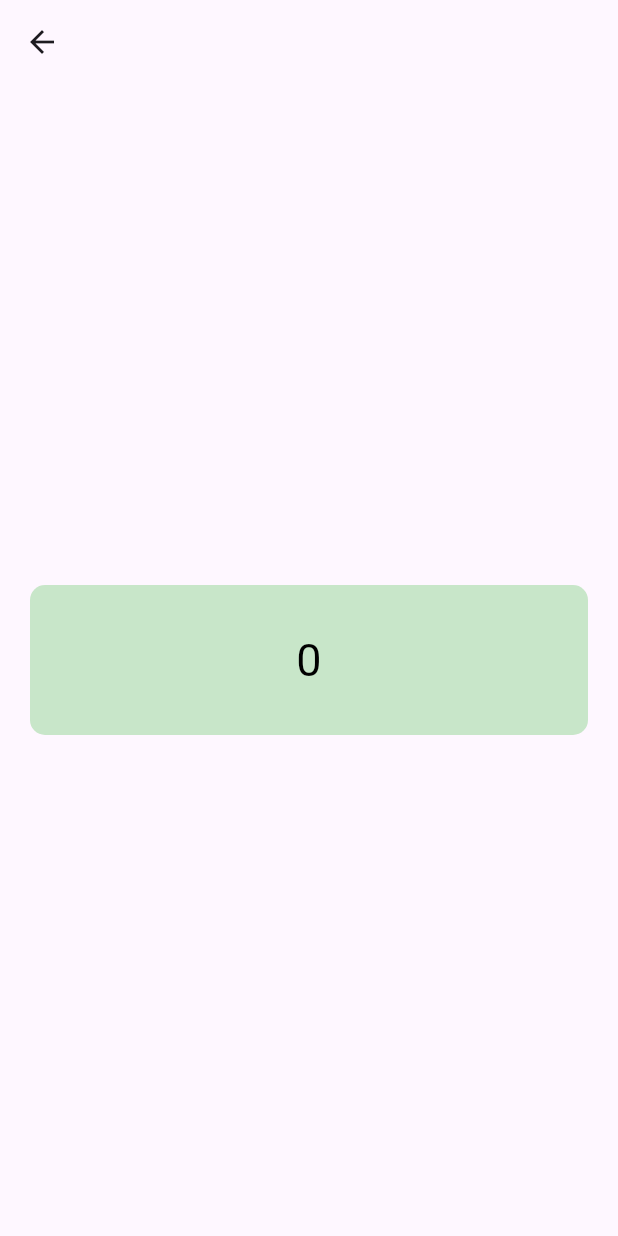
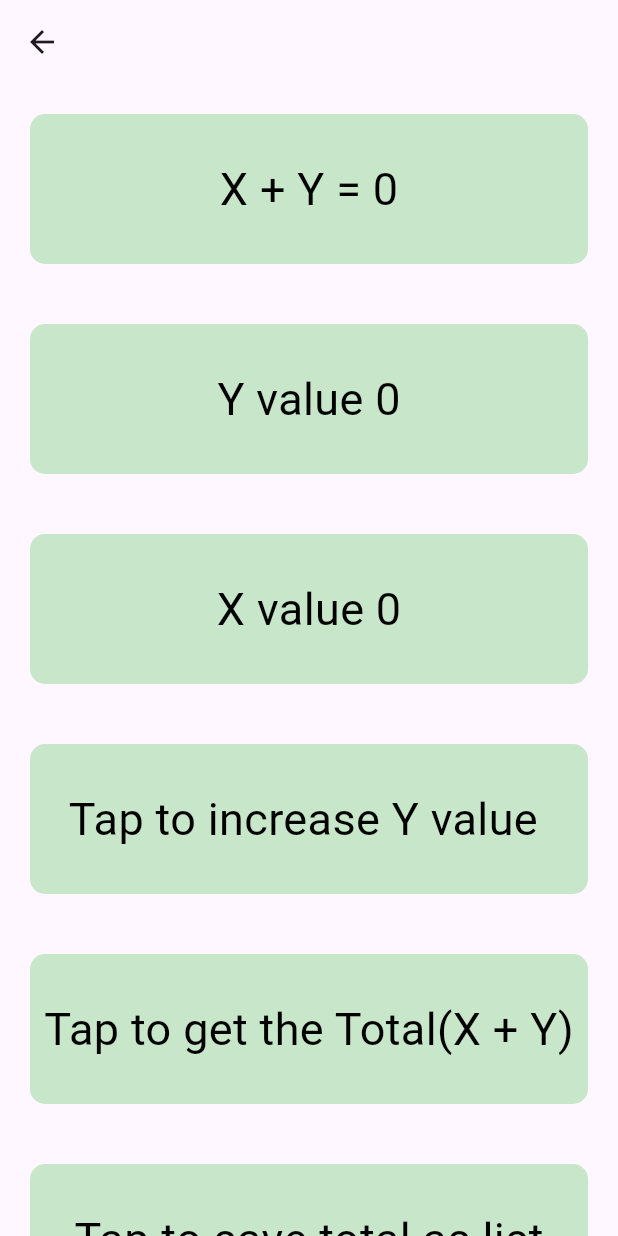
Before and after one commit to Ardra-14/project7, a Flutter app: the ThirdPage screen opened directly, on a phone screen of 412 x 824 dp. Run offline on Flutter 3.47's test engine with Material 3 defaults, Android fonts, the phone set to English and light mode, and no system bars; our stand-ins replace get.

Commit message:
second commit

```diff
--- /dev/null
+++ b/my_app/lib/controller/list_controller.dart
@@ -0,0 +1,12 @@
+import 'package:get/get.dart';
+
+
+class ListController extends GetxController{
+  RxList _list = [].obs;
+  RxList get list => _list;
+
+  void setValues(int x){
+    _list.add(x);
+    print(_list);
+  }
+}
--- a/my_app/lib/controller/tap_controller.dart
+++ b/my_app/lib/controller/tap_controller.dart
@@ -18,4 +18,22 @@ class TapController extends GetxController{
     update();
 
   }
+
+  RxInt _y = 0.obs;
+  RxInt get y => _y;
+
+  void increaseY(){
+    -y.value++;
+  }
+  void decreaseY(){
+    _y.value--;
+  }
+
+  RxInt _s = 0.obs;
+ int get s => _s.value;
+
+  void Total(){
+    _s.value = x + _y.value;
+    print(_s);
+  }
 }
--- a/my_app/lib/third_page.dart
+++ b/my_app/lib/third_page.dart
@@ -1,5 +1,6 @@
 import 'package:flutter/material.dart';
 import 'package:get/get.dart';
+import 'package:my_app/controller/list_controller.dart';
 import 'package:my_app/controller/tap_controller.dart';
 import 'package:my_app/home.dart';
 
@@ -8,15 +9,15 @@ class ThirdPage extends StatelessWidget {
 
   @override
   Widget build(BuildContext context) {
-
-    TapController controller = Get.find();
+    //TapController controller = Get.find();
+    ListController listController = Get.put(ListController());
 
     return Scaffold(
       appBar: AppBar(
         leading: IconButton(
           //back routing
           onPressed: () {
-            Get.to(()=>HomePage());
+            Get.to(() => HomePage());
           },
           icon: Icon(Icons.arrow_back),
         ),
@@ -27,8 +28,48 @@ class ThirdPage extends StatelessWidget {
         child: Column(
           mainAxisAlignment: MainAxisAlignment.center,
           children: [
-           GestureDetector(
-              onTap: (){
+
+            Obx(()=> Column(
+              children: [
+                Container(
+                margin: EdgeInsets.all(20),
+                width: double.maxFinite,
+                height: 100,
+                decoration: BoxDecoration(
+                    color: Colors.green[100],
+                    borderRadius: BorderRadius.circular(10)),
+                child: Center(
+                  child: Text(
+                    "X + Y = " + Get.find<TapController>().s.toString(),
+                    style: TextStyle(
+                      color: Colors.black,
+                      fontSize: 30,
+                    ),
+                  ),
+                ),
+              ),
+                Container(
+                    margin: EdgeInsets.all(20),
+                    width: double.maxFinite,
+                    height: 100,
+                    decoration: BoxDecoration(
+                        color: Colors.green[100],
+                        borderRadius: BorderRadius.circular(10)),
+                    child: Center(
+                      child: Text(
+                        "Y value " + Get.find<TapController>().y.value.toString(),
+                        style: TextStyle(
+                          color: Colors.black,
+                          fontSize: 30,
+                        ),
+                      ),
+                    ),
+                  ),
+              ],
+            ),
+            ),
+            GestureDetector(
+              onTap: () {
                 // controller.decreaseX();
               },
               child: Container(
@@ -36,15 +77,87 @@ class ThirdPage extends StatelessWidget {
                 width: double.maxFinite,
                 height: 100,
                 decoration: BoxDecoration(
-                  color: Colors.green[100],
-                  borderRadius: BorderRadius.circular(10)
+                    color: Colors.green[100],
+                    borderRadius: BorderRadius.circular(10)),
+                child: Center(
+                  // child: Text(controller.x.toString(),
+                  // style: TextStyle(
+                  //   color: Colors.black,
+                  //   fontSize: 30,
+                  // ),
+                  // ),
+                  child: Text(
+                    "X value " + Get.find<TapController>().x.toString(),
+                    style: TextStyle(
+                      color: Colors.black,
+                      fontSize: 30,
+                    ),
+                  ),
                 ),
+              ),
+            ),
+            GestureDetector(
+              onTap: () {
+                Get.find<TapController>().increaseY();
+              },
+              child: Container(
+                margin: EdgeInsets.all(20),
+                width: double.maxFinite,
+                height: 100,
+                decoration: BoxDecoration(
+                    color: Colors.green[100],
+                    borderRadius: BorderRadius.circular(10)),
                 child: Center(
-                  child: Text(controller.x.toString(),
-                  style: TextStyle(
-                    color: Colors.black,
-                    fontSize: 30,
+                  child: Text(
+                    "Tap to increase Y value ",
+                    style: TextStyle(
+                      color: Colors.black,
+                      fontSize: 30,
+                    ),
                   ),
+                ),
+              ),
+            ),
+            GestureDetector(
+              onTap: () {
+                Get.find<TapController>().Total();
+              },
+              child: Container(
+                margin: EdgeInsets.all(20),
+                width: double.maxFinite,
+                height: 100,
+                decoration: BoxDecoration(
+                    color: Colors.green[100],
+                    borderRadius: BorderRadius.circular(10)),
+                child: Center(
+                  child: Text(
+                    "Tap to get the Total(X + Y)",
+                    style: TextStyle(
+                      color: Colors.black,
+                      fontSize: 30,
+                    ),
+                  ),
+                ),
+              ),
+            ),
+            GestureDetector(
+              onTap: () {
+                Get.find<ListController>().setValues(Get.find<TapController>().s);
+              },
+              child: Container(
+                margin: EdgeInsets.all(20),
+                width: double.maxFinite,
+                height: 100,
+                decoration: BoxDecoration(
+                    color: Colors.green[100],
+                    borderRadius: BorderRadius.circular(10)),
+                child: Center(
+                  child: Text(
+                    "Tap to save total as list",
+                    style: TextStyle(
+                      color: Colors.black,
+                      fontSize: 30,
+                    ),
                   ),
                 ),
               ),
```
